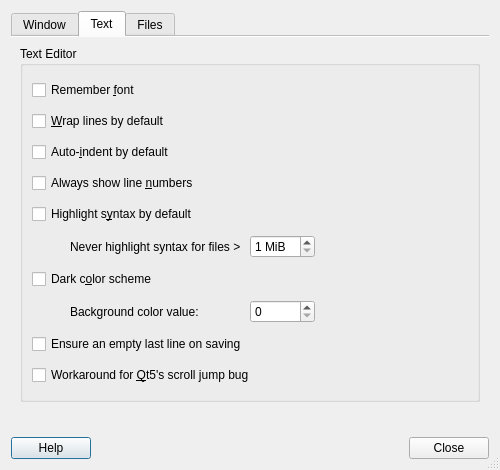
First picture: the form in featherpad/predDialog.ui, repository vecnathewhisperd0/FeatherPad, before the edit.
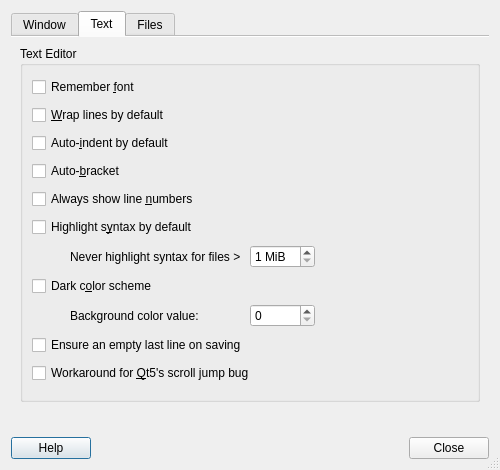
Second picture: the form after the edit. The open tabs and pages were chosen to show the change. Icons and pictures are not drawn.

Commit message: Auto-bracket

What changed in the file:
```diff
--- a/featherpad/predDialog.ui
+++ b/featherpad/predDialog.ui
@@ -282,20 +282,30 @@
            </widget>
           </item>
           <item row="3" column="0" colspan="3">
+           <widget class="QCheckBox" name="autoBracketBox">
+            <property name="toolTip">
+             <string>This covers parentheses, braces, brackets and quotes.</string>
+            </property>
+            <property name="text">
+             <string>Auto-&amp;bracket</string>
+            </property>
+           </widget>
+          </item>
+          <item row="4" column="0" colspan="3">
            <widget class="QCheckBox" name="lineBox">
             <property name="text">
              <string>Always show line &amp;numbers</string>
             </property>
            </widget>
           </item>
-          <item row="4" column="0" colspan="3">
+          <item row="5" column="0" colspan="3">
            <widget class="QCheckBox" name="syntaxBox">
             <property name="text">
              <string>Highlight s&amp;yntax by default</string>
             </property>
            </widget>
           </item>
-          <item row="5" column="0">
+          <item row="6" column="0">
            <spacer name="horizontalSpacer_3">
             <property name="orientation">
              <enum>Qt::Horizontal</enum>
@@ -311,14 +321,14 @@
             </property>
            </spacer>
           </item>
-          <item row="5" column="1">
+          <item row="6" column="1">
            <widget class="QLabel" name="label">
             <property name="text">
              <string>Never highlight syntax for files &gt; </string>
             </property>
            </widget>
           </item>
-          <item row="5" column="2">
+          <item row="6" column="2">
            <widget class="QSpinBox" name="spinBox">
             <property name="suffix">
              <string> MiB</string>
@@ -331,7 +341,7 @@
             </property>
            </widget>
           </item>
-          <item row="5" column="3">
+          <item row="6" column="3">
            <spacer name="horizontalSpacer_2">
             <property name="orientation">
              <enum>Qt::Horizontal</enum>
@@ -347,7 +357,7 @@
             </property>
            </spacer>
           </item>
-          <item row="6" column="0" colspan="3">
+          <item row="7" column="0" colspan="3">
            <widget class="QCheckBox" name="colBox">
             <property name="toolTip">
              <string>Needs window reopening to take effect.</string>
@@ -357,7 +367,7 @@
             </property>
            </widget>
           </item>
-          <item row="7" column="2">
+          <item row="8" column="2">
            <widget class="QSpinBox" name="colorValueSpin">
             <property name="toolTip">
              <string>The color value of the background.
@@ -371,7 +381,7 @@
             </property>
            </widget>
           </item>
-          <item row="7" column="1">
+          <item row="8" column="1">
            <widget class="QLabel" name="colorValueLabel">
             <property name="toolTip">
              <string>The color value of the background.
@@ -388,7 +398,7 @@
             </property>
            </widget>
           </item>
-          <item row="8" column="0" colspan="3">
+          <item row="9" column="0" colspan="3">
            <widget class="QCheckBox" name="lastLineBox">
             <property name="toolTip">
              <string>Some text editors cannot open a document
@@ -399,7 +409,7 @@
             </property>
            </widget>
           </item>
-          <item row="9" column="0" colspan="3">
+          <item row="10" column="0" colspan="3">
            <widget class="QCheckBox" name="scrollBox">
             <property name="toolTip">
              <string>This is not a complete fix but
```
The commit also changes 14 other files.
